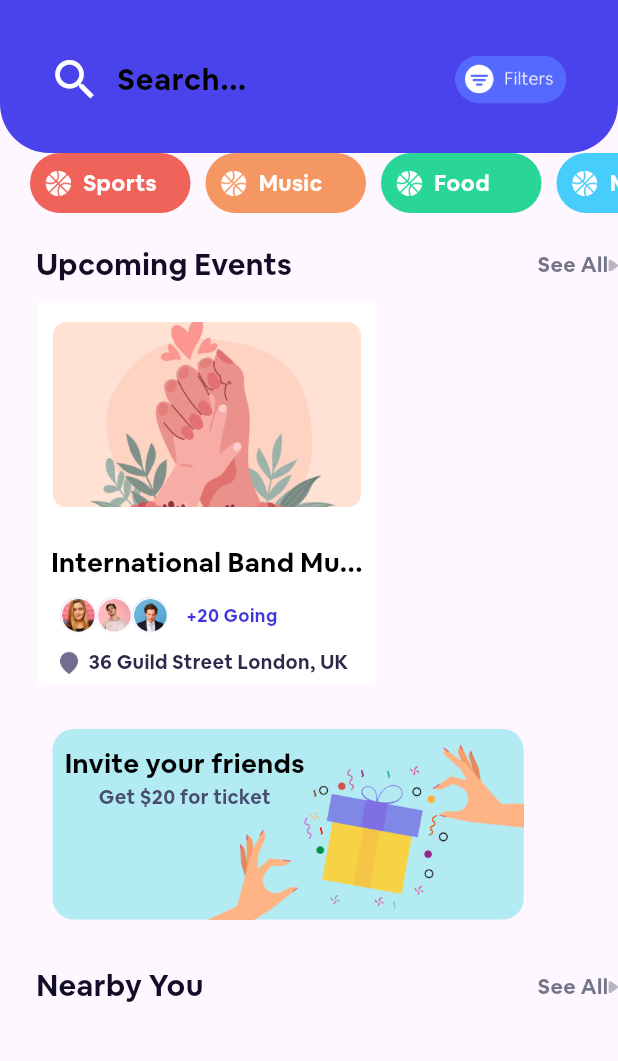
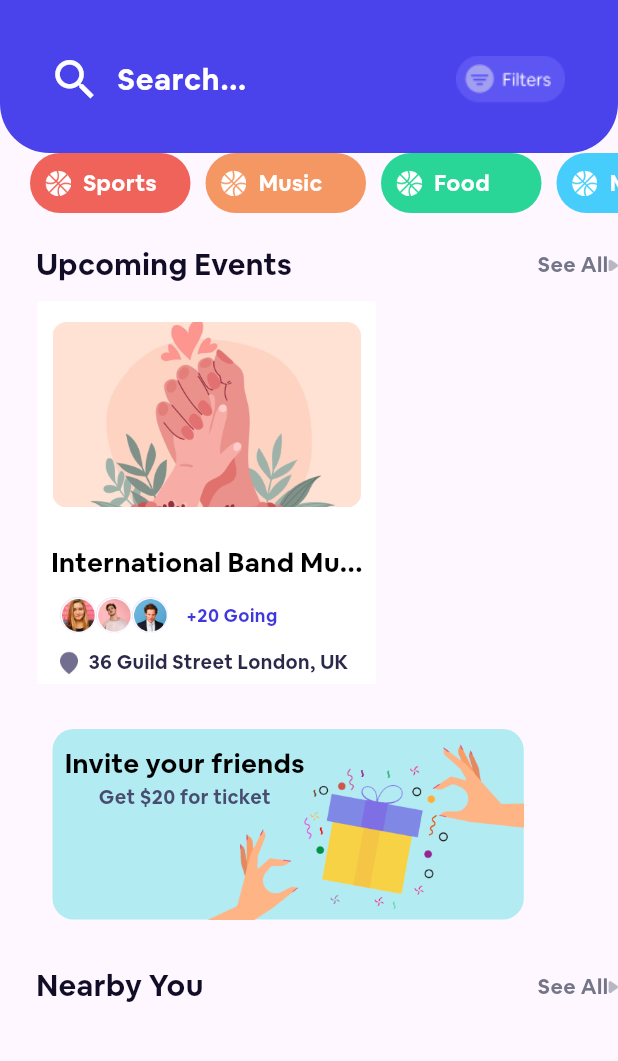
Before and after one commit to Rostomgh/Test_Org, a Flutter app: the HomeScreen screen opened by its route, on a phone screen of 412 x 824 dp, the part 117-1178 px from its top. Run offline on Flutter 3.47's test engine with Material 3 defaults, Android fonts, the phone set to English and light mode, and no system bars; our stand-ins replace flutter_bloc, google_maps_flutter, responsive_grid, smooth_page_indicator.

Commit message:
fix color in Search Bra

```diff
--- a/lib/core/Theme/AppAssets.dart
+++ b/lib/core/Theme/AppAssets.dart
@@ -42,4 +42,5 @@ class Assets {
   static const String exploreevent='assets/exploreevent.png';
   static const String invite3 = 'assets/invite3.png';
   static const String invite4 = 'assets/invite4.png';
+  static const String filtre2='assets/filtre2.png';
 }
--- a/lib/features/Home/Widget/CustomContainerStart.dart
+++ b/lib/features/Home/Widget/CustomContainerStart.dart
@@ -1,4 +1,5 @@
 import 'package:flutter/material.dart';
+import 'package:test_org/core/Theme/AppAssets.dart';
 import 'package:test_org/core/Theme/AppColors.dart';
 import 'package:test_org/features/Home/Widget/CustomMenu.dart';
 import 'package:test_org/features/Search/Widget/CustomSearchBar.dart';
@@ -29,7 +30,11 @@ class CustomContainerStart extends StatelessWidget {
             bottom: 10,
             left: 10,
             right: 10,
-            child: CustomSearchBar(fillcolor: AppColors.ColorC,clrB: AppColors.whiteColor,),
+            child: CustomSearchBar(
+              imgFiltre: Assets.filtre2,
+              ColorText: AppColors.whiteColor,
+
+              fillcolor: AppColors.ColorC,clrB: AppColors.whiteColor,),
           ),
         ],
       ),
--- a/lib/features/Onboarding/Widget/CustomConatiner.dart
+++ b/lib/features/Onboarding/Widget/CustomConatiner.dart
@@ -42,6 +42,7 @@ class CustomContainer extends StatelessWidget {
             const Text(
               'In publishing and graphic design, Lorem is a placeholder text commonly',
               style: TextStyle(
+                fontFamily: 'MyFont',
                 fontSize: 15,
                 fontWeight: FontWeight.w400,
                 color: AppColors.whiteColor,
--- a/lib/features/Search/SearchScreen.dart
+++ b/lib/features/Search/SearchScreen.dart
@@ -1,4 +1,5 @@
 import 'package:flutter/material.dart';
+import 'package:test_org/core/Theme/AppAssets.dart';
 import 'package:test_org/core/Theme/AppColors.dart';
 import 'package:test_org/features/Search/Widget/AllSearch.dart';
 import 'package:test_org/features/Search/Widget/CustomSearchBar.dart';
@@ -28,7 +29,11 @@ class _SearchScreenState extends State<SearchScreen> {
         body: const SingleChildScrollView(
             child: Column(
           children: [
-            CustomSearchBar(fillcolor: AppColors.whiteColor,clrB: AppColors.primaryColor,),
+            CustomSearchBar(
+              imgFiltre: Assets.filtre,
+              ColorText: AppColors.whiteColor,
+
+              fillcolor: AppColors.whiteColor,clrB: AppColors.primaryColor,),
             SizedBox(
               height: 20,
             ),
--- a/lib/features/Search/Widget/CustomSearchBar.dart
+++ b/lib/features/Search/Widget/CustomSearchBar.dart
@@ -4,32 +4,40 @@ import 'package:test_org/core/Theme/AppColors.dart';
 
 class CustomSearchBar extends StatelessWidget {
   final Color fillcolor;
-  final Color clrB ;
-  const CustomSearchBar({super.key, required this.fillcolor, required this.clrB});
+  final Color clrB;
+
+  final Color ColorText;
+  final String imgFiltre;
+  const CustomSearchBar(
+      {super.key,
+      required this.fillcolor,
+      required this.clrB,
+       required this.ColorText, required this.imgFiltre});
 
   @override
   Widget build(BuildContext context) {
     return Padding(
-      padding: const EdgeInsets.symmetric(horizontal: 16.0, vertical: 8.0),
+      padding:  const EdgeInsets.symmetric(horizontal: 16.0, vertical: 8.0),
       child: TextFormField(
         decoration: InputDecoration(
             hintText: 'Search...',
-            hintStyle: const TextStyle(
-              color: AppColors.blackColor,
+            hintStyle:  TextStyle(
+              color: ColorText,
               fontFamily: 'MyFont',
               fontSize: 20,
               fontWeight: FontWeight.w100,
             ),
-            prefixIcon:  Icon(
+            prefixIcon: Icon(
               Icons.search,
               color: clrB,
               size: 35,
             ),
             suffixIcon: IconButton(
                 icon: Image.asset(
-                  Assets.filtre,
+                  imgFiltre,
                   width: 75,
                   height: 32,
+
                 ),
                 onPressed: () {}),
             border: OutlineInputBorder(
```
Also changed, not shown: assets/filtre2.png (added).
